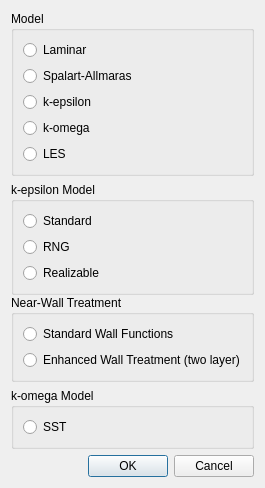
Qt form view/setup/models/turbulence_dialog.ui (nextfoam/baram) before a commit.
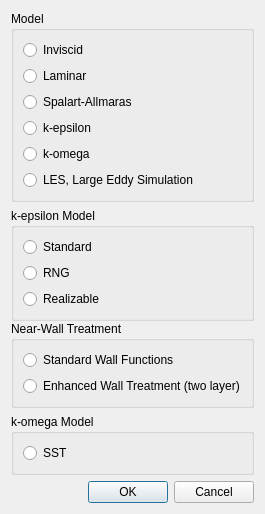
The same form after that commit.

Commit message: Link Operating Conditions dialog to CoreDB issue 12: Add Inviscid Model Apply regions to Boundary Conditions Page Link Boundary Conditions menu to CoreDB

What changed in the file:
```diff
--- a/view/setup/models/turbulence_dialog.ui
+++ b/view/setup/models/turbulence_dialog.ui
@@ -7,7 +7,7 @@
     <x>0</x>
     <y>0</y>
     <width>265</width>
-    <height>472</height>
+    <height>498</height>
    </rect>
   </property>
   <property name="minimumSize">
@@ -47,6 +47,16 @@
          <string>Model</string>
         </property>
         <layout class="QVBoxLayout" name="verticalLayout">
+         <item>
+          <widget class="QRadioButton" name="inviscid">
+           <property name="text">
+            <string>Inviscid</string>
+           </property>
+           <attribute name="buttonGroup">
+            <string notr="true">modelRadioGroup</string>
+           </attribute>
+          </widget>
+         </item>
          <item>
           <widget class="QRadioButton" name="laminar">
            <property name="text">
@@ -90,7 +100,7 @@
          <item>
           <widget class="QRadioButton" name="LES">
            <property name="text">
-            <string>LES</string>
+            <string>LES, Large Eddy Simulation</string>
            </property>
            <attribute name="buttonGroup">
             <string notr="true">modelRadioGroup</string>
```
Left out of the diff: 2 changed lines with no effect on the pictures. The commit also changes 63 other files.
